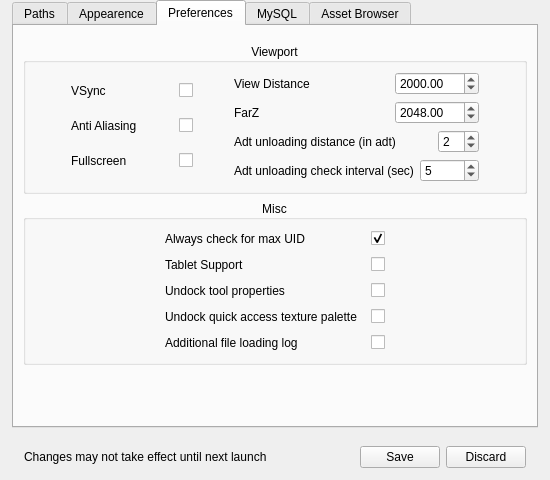
First picture: the form in src/noggit/ui/SettingsPanel.ui, repository Marlamin/noggit-red, before the edit.
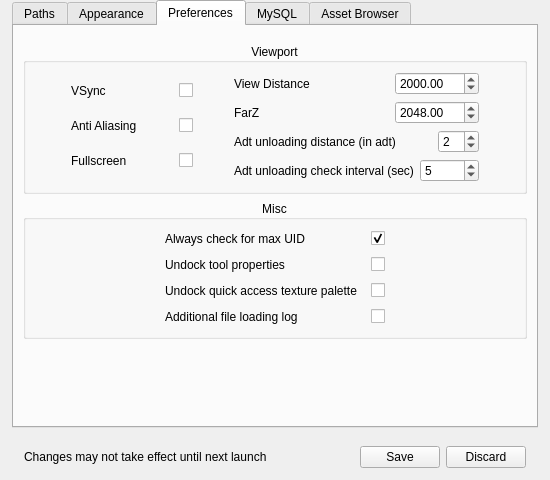
Second picture: the form after the edit. The open tabs and pages were chosen to show the change. Icons and pictures are not drawn. Custom widgets are drawn as their Qt base class.

The edit to the form file:
```diff
--- a/src/noggit/ui/SettingsPanel.ui
+++ b/src/noggit/ui/SettingsPanel.ui
@@ -251,7 +251,7 @@
         </widget>
         <widget class="QWidget" name="tab_6">
          <attribute name="title">
-          <string>Appearence</string>
+          <string>Appearance</string>
          </attribute>
          <layout class="QVBoxLayout" name="verticalLayout_22">
           <item>
@@ -1048,56 +1048,6 @@
                  </item>
                 </layout>
                </item>
-               <item>
-                <layout class="QHBoxLayout" name="horizontalLayout_58">
-                 <item>
-                  <spacer name="horizontalSpacer_49">
-                   <property name="orientation">
-                    <enum>Qt::Horizontal</enum>
-                   </property>
-                   <property name="sizeHint" stdset="0">
-                    <size>
-                     <width>40</width>
-                     <height>20</height>
-                    </size>
-                   </property>
-                  </spacer>
-                 </item>
-                 <item>
-                  <widget class="QLabel" name="label_40">
-                   <property name="minimumSize">
-                    <size>
-                     <width>200</width>
-                     <height>0</height>
-                    </size>
-                   </property>
-                   <property name="text">
-                    <string>Tablet Support</string>
-                   </property>
-                  </widget>
-                 </item>
-                 <item>
-                  <widget class="QCheckBox" name="tabletModeCheck">
-                   <property name="text">
-                    <string/>
-                   </property>
-                  </widget>
-                 </item>
-                 <item>
-                  <spacer name="horizontalSpacer_50">
-                   <property name="orientation">
-                    <enum>Qt::Horizontal</enum>
-                   </property>
-                   <property name="sizeHint" stdset="0">
-                    <size>
-                     <width>40</width>
-                     <height>20</height>
-                    </size>
-                   </property>
-                  </spacer>
-                 </item>
-                </layout>
-               </item>
                <item>
                 <layout class="QHBoxLayout" name="horizontalLayout_59">
                  <item>
```
Left out of the diff: 2 changed lines with no effect on the pictures.
